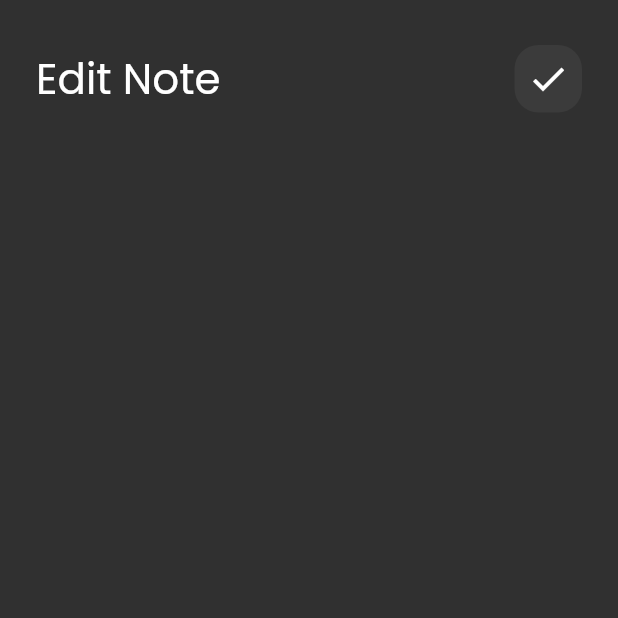
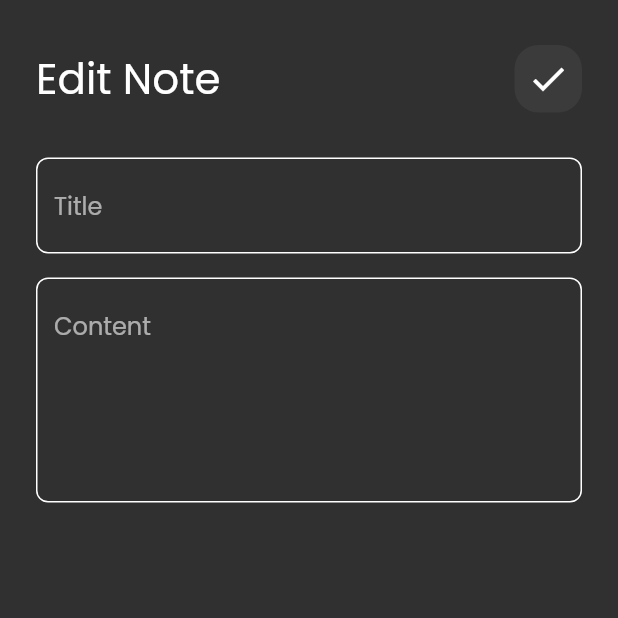
Before and after one commit to ahmadfouadalwakeal/NotesApp, a Flutter app: the EditNoteView screen opened directly, on a phone screen of 412 x 824 dp, the top half of it. Run offline on Flutter 3.47's test engine with Material 2 defaults, Android fonts, the phone set to English and light mode, and no system bars; our stand-ins replace font_awesome_flutter.

Commit message:
edit note view ui done

```diff
--- a/notes_app/lib/Widgets/edit_note_view_body.dart
+++ b/notes_app/lib/Widgets/edit_note_view_body.dart
@@ -1,5 +1,6 @@
 import 'package:flutter/material.dart';
 import 'package:notes_app/Widgets/custom_app_bar.dart';
+import 'package:notes_app/Widgets/custom_text_field.dart';
 
 class EditNoteViewBody extends StatelessWidget {
   const EditNoteViewBody({super.key});
@@ -12,6 +13,10 @@ class EditNoteViewBody extends StatelessWidget {
         children: [
           SizedBox(height: 30,),
           CustomAppBar(title: 'Edit Note',icon: Icons.check,),
+          SizedBox(height: 30),
+          customtextfield(hint: 'Title'),
+          SizedBox(height: 16,),
+          customtextfield(hint: 'Content',maxlines: 5,),
         ],
       ),
     );
```
